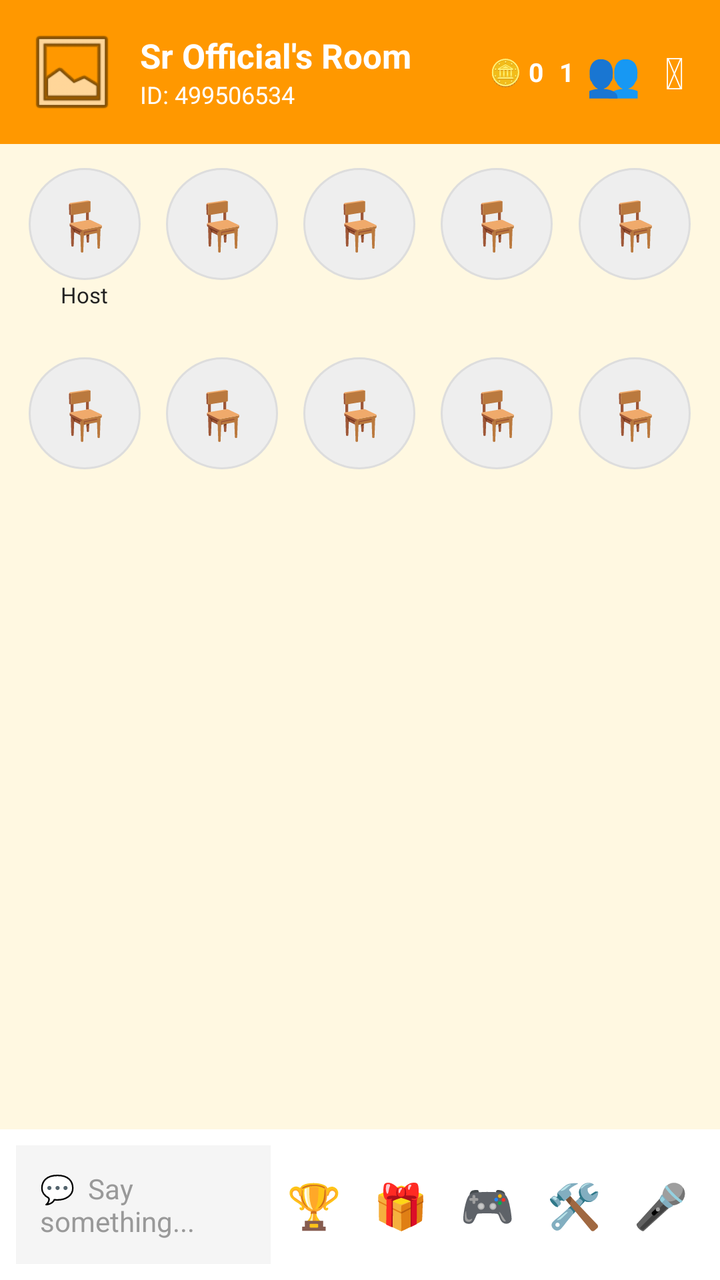
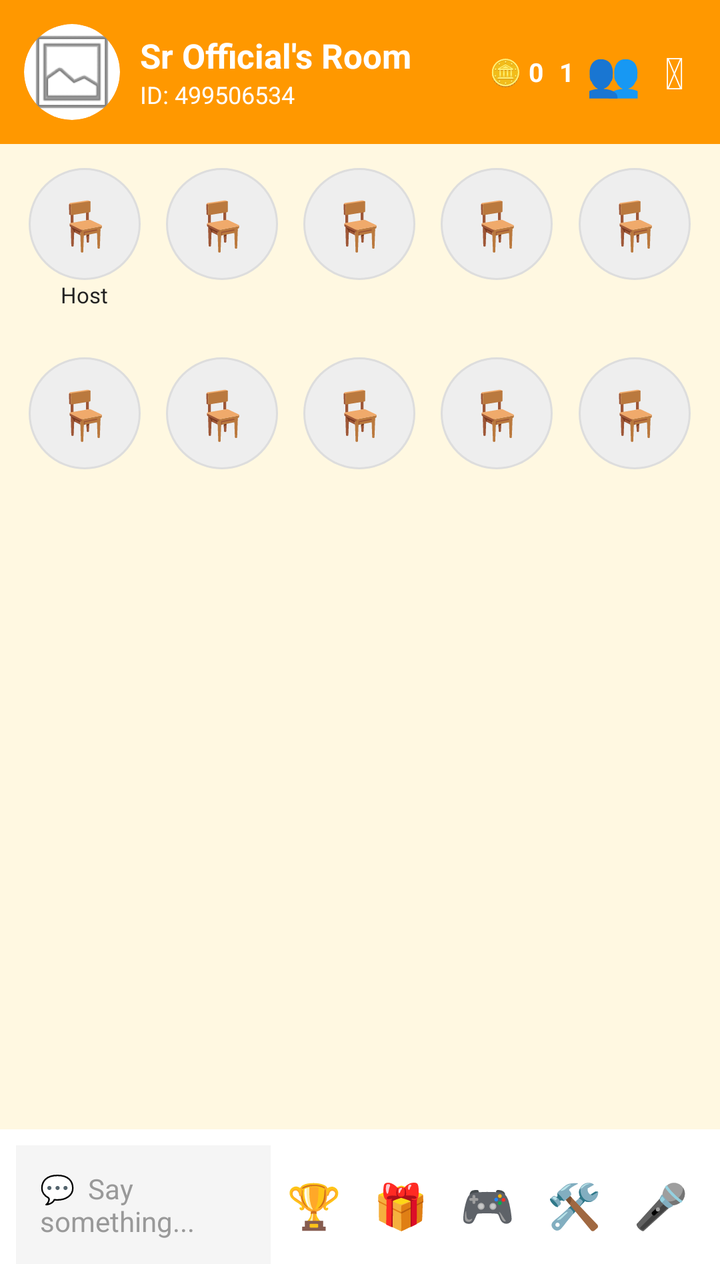

An Android layout rendered at two revisions. The XML below is the earlier revision; the diff shows what the commit changed to produce the second picture.
<!-- AndroidManifest.xml: activity theme Theme.SRVoiceChat -->
<!-- res/layout/activity_voice_room.xml -->
<?xml version="1.0" encoding="utf-8"?>
<LinearLayout xmlns:android="http://schemas.android.com/apk/res/android"
    android:layout_width="match_parent"
    android:layout_height="match_parent"
    android:orientation="vertical"
    android:background="#FFF8E1">

    
    <LinearLayout
        android:layout_width="match_parent"
        android:layout_height="wrap_content"
        android:orientation="horizontal"
        android:gravity="center_vertical"
        android:padding="12dp"
        android:background="#FF9800">

        <ImageView
            android:id="@+id/roomHeaderProfileImg"
            android:layout_width="48dp"
            android:layout_height="48dp"
            android:src="@android:drawable/ic_menu_gallery"
            android:scaleType="centerCrop" />

        <LinearLayout
            android:layout_width="0dp"
            android:layout_height="wrap_content"
            android:layout_weight="1"
            android:orientation="vertical"
            android:paddingStart="10dp">

            <TextView
                android:id="@+id/roomTitleText"
                android:layout_width="wrap_content"
                android:layout_height="wrap_content"
                android:text="Sr Official's Room"
                android:textColor="#FFFFFF"
                android:textSize="17sp"
                android:textStyle="bold" />

            <TextView
                android:id="@+id/roomInfoText"
                android:layout_width="wrap_content"
                android:layout_height="wrap_content"
                android:text="ID: 499506534"
                android:textColor="#FFFFFF"
                android:textSize="12sp" />
        </LinearLayout>

        <TextView
            android:id="@+id/textRoomCoins"
            android:layout_width="wrap_content"
            android:layout_height="wrap_content"
            android:text="🪙 0"
            android:textColor="#FFFFFF"
            android:textSize="13sp"
            android:textStyle="bold"
            android:paddingEnd="8dp" />

        <TextView
            android:id="@+id/textOnlineCount"
            android:layout_width="wrap_content"
            android:layout_height="wrap_content"
            android:text="1"
            android:textColor="#FFFFFF"
            android:textSize="13sp"
            android:textStyle="bold" />

        <TextView
            android:id="@+id/btnOnlineList"
            android:layout_width="wrap_content"
            android:layout_height="wrap_content"
            android:text="👥"
            android:textSize="22sp"
            android:padding="6dp" />

        <TextView
            android:id="@+id/btnPower"
            android:layout_width="wrap_content"
            android:layout_height="wrap_content"
            android:text="⏻"
            android:textSize="22sp"
            android:textColor="#FFFFFF"
            android:padding="6dp" />
    </LinearLayout>

    
    <TextView
        android:id="@+id/roomNoticeBarText"
        android:layout_width="match_parent"
        android:layout_height="wrap_content"
        android:visibility="gone"
        android:background="#FFF3CD"
        android:textColor="#3E2F00"
        android:textSize="13sp"
        android:padding="8dp" />

    
    <LinearLayout
        android:layout_width="match_parent"
        android:layout_height="wrap_content"
        android:orientation="horizontal"
        android:weightSum="5"
        android:padding="8dp">

        <LinearLayout android:id="@+id/seat_0" android:layout_width="0dp" android:layout_height="wrap_content" android:layout_weight="1" android:orientation="vertical" android:gravity="center" android:padding="4dp">
            <TextView android:id="@+id/seatImg_0" android:layout_width="56dp" android:layout_height="56dp" android:text="🪑" android:textSize="24sp" android:gravity="center" android:background="@drawable/circle_seat_bg" />
            <TextView android:layout_width="wrap_content" android:layout_height="wrap_content" android:text="Host" android:textSize="11sp" android:textColor="#222222" />
        </LinearLayout>
        <LinearLayout android:id="@+id/seat_1" android:layout_width="0dp" android:layout_height="wrap_content" android:layout_weight="1" android:orientation="vertical" android:gravity="center" android:padding="4dp">
            <TextView android:id="@+id/seatImg_1" android:layout_width="56dp" android:layout_height="56dp" android:text="🪑" android:textSize="24sp" android:gravity="center" android:background="@drawable/circle_seat_bg" />
            <TextView android:layout_width="wrap_content" android:layout_height="wrap_content" android:text="" android:textSize="11sp" android:textColor="#222222" />
        </LinearLayout>
        <LinearLayout android:id="@+id/seat_2" android:layout_width="0dp" android:layout_height="wrap_content" android:layout_weight="1" android:orientation="vertical" android:gravity="center" android:padding="4dp">
            <TextView android:id="@+id/seatImg_2" android:layout_width="56dp" android:layout_height="56dp" android:text="🪑" android:textSize="24sp" android:gravity="center" android:background="@drawable/circle_seat_bg" />
            <TextView android:layout_width="wrap_content" android:layout_height="wrap_content" android:text="" android:textSize="11sp" android:textColor="#222222" />
        </LinearLayout>
        <LinearLayout android:id="@+id/seat_3" android:layout_width="0dp" android:layout_height="wrap_content" android:layout_weight="1" android:orientation="vertical" android:gravity="center" android:padding="4dp">
            <TextView android:id="@+id/seatImg_3" android:layout_width="56dp" android:layout_height="56dp" android:text="🪑" android:textSize="24sp" android:gravity="center" android:background="@drawable/circle_seat_bg" />
            <TextView android:layout_width="wrap_content" android:layout_height="wrap_content" android:text="" android:textSize="11sp" android:textColor="#222222" />
        </LinearLayout>
        <LinearLayout android:id="@+id/seat_4" android:layout_width="0dp" android:layout_height="wrap_content" android:layout_weight="1" android:orientation="vertical" android:gravity="center" android:padding="4dp">
            <TextView android:id="@+id/seatImg_4" android:layout_width="56dp" android:layout_height="56dp" android:text="🪑" android:textSize="24sp" android:gravity="center" android:background="@drawable/circle_seat_bg" />
            <TextView android:layout_width="wrap_content" android:layout_height="wrap_content" android:text="" android:textSize="11sp" android:textColor="#222222" />
        </LinearLayout>
    </LinearLayout>

    
    <LinearLayout
        android:layout_width="match_parent"
        android:layout_height="wrap_content"
        android:orientation="horizontal"
        android:weightSum="5"
        android:padding="8dp">

        <LinearLayout android:id="@+id/seat_5" android:layout_width="0dp" android:layout_height="wrap_content" android:layout_weight="1" android:orientation="vertical" android:gravity="center" android:padding="4dp">
            <TextView android:id="@+id/seatImg_5" android:layout_width="56dp" android:layout_height="56dp" android:text="🪑" android:textSize="24sp" android:gravity="center" android:background="@drawable/circle_seat_bg" />
            <TextView android:layout_width="wrap_content" android:layout_height="wrap_content" android:text="" android:textSize="11sp" android:textColor="#222222" />
        </LinearLayout>
        <LinearLayout android:id="@+id/seat_6" android:layout_width="0dp" android:layout_height="wrap_content" android:layout_weight="1" android:orientation="vertical" android:gravity="center" android:padding="4dp">
            <TextView android:id="@+id/seatImg_6" android:layout_width="56dp" android:layout_height="56dp" android:text="🪑" android:textSize="24sp" android:gravity="center" android:background="@drawable/circle_seat_bg" />
            <TextView android:layout_width="wrap_content" android:layout_height="wrap_content" android:text="" android:textSize="11sp" android:textColor="#222222" />
        </LinearLayout>
        <LinearLayout android:id="@+id/seat_7" android:layout_width="0dp" android:layout_height="wrap_content" android:layout_weight="1" android:orientation="vertical" android:gravity="center" android:padding="4dp">
            <TextView android:id="@+id/seatImg_7" android:layout_width="56dp" android:layout_height="56dp" android:text="🪑" android:textSize="24sp" android:gravity="center" android:background="@drawable/circle_seat_bg" />
            <TextView android:layout_width="wrap_content" android:layout_height="wrap_content" android:text="" android:textSize="11sp" android:textColor="#222222" />
        </LinearLayout>
        <LinearLayout android:id="@+id/seat_8" android:layout_width="0dp" android:layout_height="wrap_content" android:layout_weight="1" android:orientation="vertical" android:gravity="center" android:padding="4dp">
            <TextView android:id="@+id/seatImg_8" android:layout_width="56dp" android:layout_height="56dp" android:text="🪑" android:textSize="24sp" android:gravity="center" android:background="@drawable/circle_seat_bg" />
            <TextView android:layout_width="wrap_content" android:layout_height="wrap_content" android:text="" android:textSize="11sp" android:textColor="#222222" />
        </LinearLayout>
        <LinearLayout android:id="@+id/seat_9" android:layout_width="0dp" android:layout_height="wrap_content" android:layout_weight="1" android:orientation="vertical" android:gravity="center" android:padding="4dp">
            <TextView android:id="@+id/seatImg_9" android:layout_width="56dp" android:layout_height="56dp" android:text="🪑" android:textSize="24sp" android:gravity="center" android:background="@drawable/circle_seat_bg" />
            <TextView android:layout_width="wrap_content" android:layout_height="wrap_content" android:text="" android:textSize="11sp" android:textColor="#222222" />
        </LinearLayout>
    </LinearLayout>

    
    <ScrollView
        android:id="@+id/chatScrollView"
        android:layout_width="match_parent"
        android:layout_height="0dp"
        android:layout_weight="1">

        <LinearLayout
            android:id="@+id/chatListContainer"
            android:layout_width="match_parent"
            android:layout_height="wrap_content"
            android:orientation="vertical"
            android:padding="8dp" />
    </ScrollView>

    
    <LinearLayout
        android:id="@+id/bottomBarContainer"
        android:layout_width="match_parent"
        android:layout_height="wrap_content"
        android:orientation="horizontal"
        android:gravity="center_vertical"
        android:background="#FFFFFF"
        android:padding="8dp">

        <TextView android:id="@+id/btnOpenChat" android:layout_width="0dp" android:layout_height="wrap_content" android:layout_weight="1" android:text="💬  Say something..." android:textColor="#999999" android:textSize="14sp" android:background="#F5F5F5" android:padding="12dp" />
        <TextView android:id="@+id/btnInRoomRanking" android:layout_width="wrap_content" android:layout_height="wrap_content" android:text="🏆" android:textSize="22sp" android:padding="8dp" />
        <TextView android:id="@+id/btnGiftBox" android:layout_width="wrap_content" android:layout_height="wrap_content" android:text="🎁" android:textSize="22sp" android:padding="8dp" />
        <TextView android:id="@+id/btnGame" android:layout_width="wrap_content" android:layout_height="wrap_content" android:text="🎮" android:textSize="22sp" android:padding="8dp" />
        <TextView android:id="@+id/btnRoomTools" android:layout_width="wrap_content" android:layout_height="wrap_content" android:text="🛠️" android:textSize="22sp" android:padding="8dp" />
        <TextView android:id="@+id/btnMicToggle" android:layout_width="wrap_content" android:layout_height="wrap_content" android:text="🎤" android:textSize="22sp" android:padding="8dp" />
    </LinearLayout>

    
    <LinearLayout
        android:id="@+id/chatPopupBar"
        android:layout_width="match_parent"
        android:layout_height="wrap_content"
        android:orientation="horizontal"
        android:gravity="center_vertical"
        android:visibility="gone"
        android:background="#FFFFFF"
        android:padding="8dp">

        <EditText
            android:id="@+id/inputChatMessage"
            android:layout_width="0dp"
            android:layout_height="wrap_content"
            android:layout_weight="1"
            android:hint="Type message..."
            android:textSize="14sp"
            android:background="#F5F5F5"
            android:padding="12dp" />

        <TextView
            android:id="@+id/btnChatOption"
            android:layout_width="wrap_content"
            android:layout_height="wrap_content"
            android:text="Send"
            android:textColor="#FFFFFF"
            android:textStyle="bold"
            android:background="#FF9800"
            android:padding="12dp" />
    </LinearLayout>
</LinearLayout>
<!-- resources referenced by this layout -->
<resources>
  <!-- drawable circle_seat_bg (drawable) -->
  <?xml version="1.0" encoding="utf-8"?>
  <shape xmlns:android="http://schemas.android.com/apk/res/android"
      android:shape="oval">
  
      <solid android:color="#EEEEEE" />
  
      <stroke
          android:width="1dp"
          android:color="#DDDDDD" />
  
      <size
          android:width="56dp"
          android:height="56dp" />
  
  </shape>
  <style name="Theme.SRVoiceChat" parent="Theme.Material3.DayNight.NoActionBar">
          <item name="colorPrimary">#FF4081</item>
          <item name="android:statusBarColor">#FF4081</item>
          <item name="android:windowLightStatusBar">true</item>
      </style>
</resources>

<!-- the commit's change to res/layout/activity_voice_room.xml (unified diff, before → after) -->
@@ -1,5 +1,6 @@
 <?xml version="1.0" encoding="utf-8"?>
 <LinearLayout xmlns:android="http://schemas.android.com/apk/res/android"
+    xmlns:app="http://schemas.android.com/apk/res-auto"
     android:layout_width="match_parent"
     android:layout_height="match_parent"
     android:orientation="vertical"
@@ -14,12 +15,20 @@
         android:padding="12dp"
         android:background="#FF9800">
 
-        <ImageView
-            android:id="@+id/roomHeaderProfileImg"
+        
+        <androidx.cardview.widget.CardView
             android:layout_width="48dp"
             android:layout_height="48dp"
-            android:src="@android:drawable/ic_menu_gallery"
-            android:scaleType="centerCrop" />
+            app:cardCornerRadius="24dp"
+            app:cardElevation="0dp">
+
+            <ImageView
+                android:id="@+id/roomHeaderProfileImg"
+                android:layout_width="match_parent"
+                android:layout_height="match_parent"
+                android:scaleType="centerCrop"
+                android:src="@android:drawable/ic_menu_gallery" />
+        </androidx.cardview.widget.CardView>
 
         <LinearLayout
             android:layout_width="0dp"
